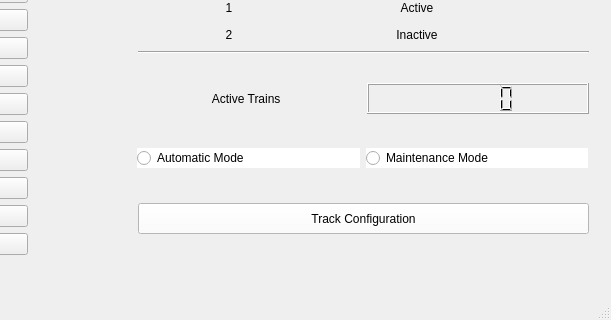
Old version of the form Wayside/Wayside_Main_B.ui in the repository headhunter22/ECE1140-Train-Simulator; both pictures show x 113 to 724 and y 417 to 737 of the 724 by 737 pixel window.
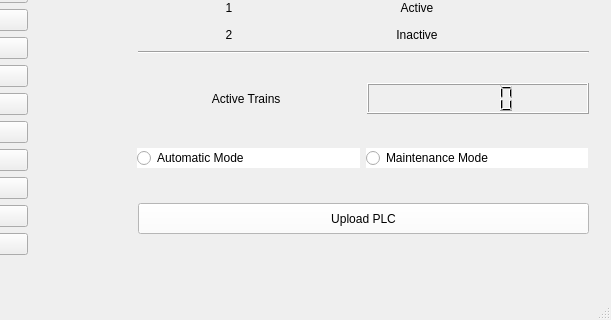
New version of the form. Icons and pictures are not drawn.

The edit to the form file:
```diff
--- a/Wayside/Wayside_Main_B.ui
+++ b/Wayside/Wayside_Main_B.ui
@@ -296,7 +296,7 @@
 background-color: rgb(255, 255, 255);</string>
     </property>
     <property name="text">
-     <string>Track Configuration</string>
+     <string>Upload PLC</string>
     </property>
    </widget>
    <widget class="QWidget" name="horizontalLayoutWidget_7">
```
